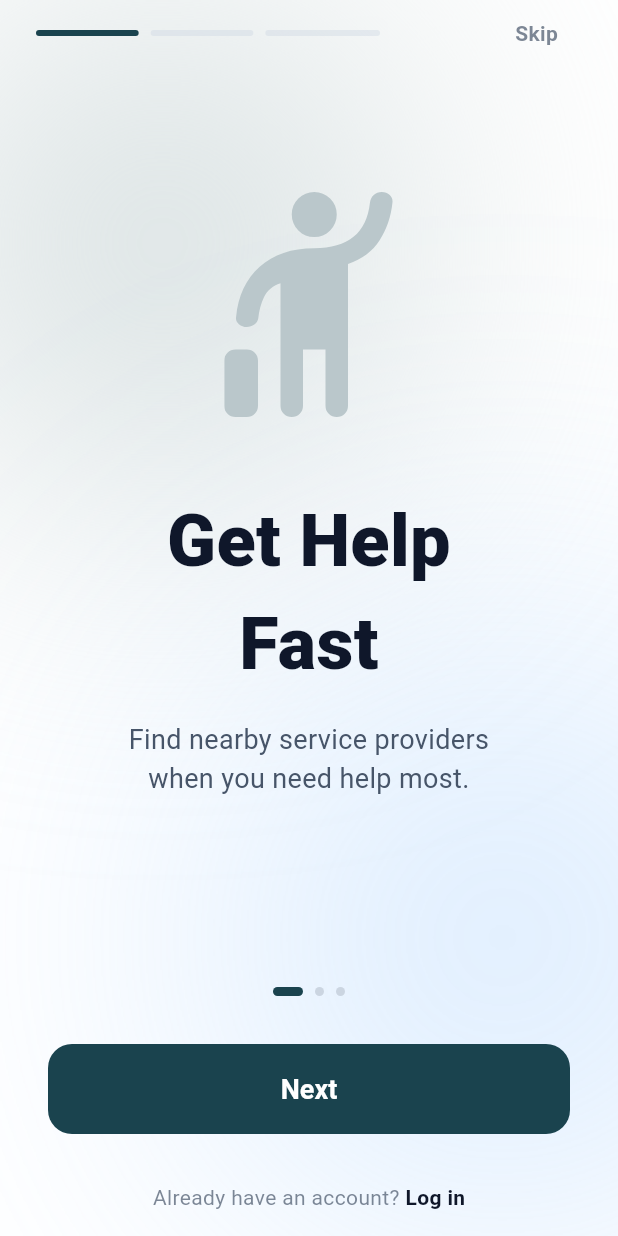
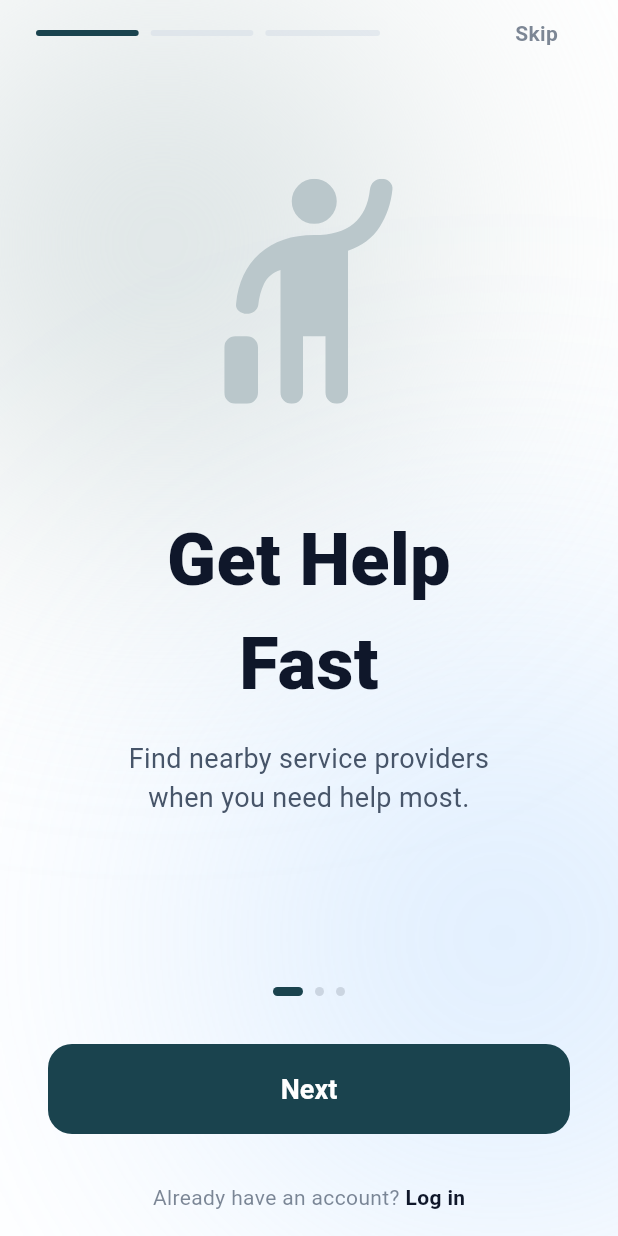
Before and after one commit to michaelomopekun/road_rescue.mobile, a Flutter app: the screen it shows after launch, on a phone screen of 412 x 824 dp. Run offline on Flutter 3.47's test engine with Material 3 defaults, Android fonts, the phone set to English and light mode, and no system bars; our stand-ins replace flutter_svg, shared_preferences.

Commit message:
Add isPayment and isHelp flags to onboarding pages; adjust layout based on flags

```diff
--- a/lib/features/onboarding/onboarding_screen.dart
+++ b/lib/features/onboarding/onboarding_screen.dart
@@ -24,6 +24,8 @@ class _OnboardingScreenState extends State<OnboardingScreen> {
       'title': 'Get Help\nFast',
       'width': 160,
       'height': 160,
+      'isPayment': false,
+      'isHelp': true,
       'description': 'Find nearby service providers\nwhen you need help most.',
     },
     {
@@ -31,6 +33,8 @@ class _OnboardingScreenState extends State<OnboardingScreen> {
       'title': 'Verified\nProviders',
       'width': 160,
       'height': 160,
+      'isPayment': false,
+      'isHelp': false,
       'description': 'Only trusted and verified service\nproviders near you',
     },
     {
@@ -38,6 +42,8 @@ class _OnboardingScreenState extends State<OnboardingScreen> {
       'title': 'Simple\nPayments',
       'width': 160,
       'height': 160,
+      'isPayment': true,
+      'isHelp': false,
       'description': 'Fast wallet payments built for\nlow network areas',
     },
   ];
@@ -108,6 +114,8 @@ class _OnboardingScreenState extends State<OnboardingScreen> {
                       width: page['width'] as int,
                       height: page['height'] as int,
                       description: page['description'] as String,
+                      isPayment: page['isPayment'] as bool,
+                      isHelp: page['isHelp'] as bool,
                     );
                   },
                 ),
--- a/lib/features/onboarding/widgets/onboarding_page.dart
+++ b/lib/features/onboarding/widgets/onboarding_page.dart
@@ -9,6 +9,8 @@ class OnboardingPage extends StatelessWidget {
   final int height;
   final String title;
   final String description;
+  final bool isPayment;
+  final bool isHelp;
 
   const OnboardingPage({
     super.key,
@@ -17,6 +19,8 @@ class OnboardingPage extends StatelessWidget {
     required this.width,
     required this.title,
     required this.description,
+    required this.isPayment,
+    required this.isHelp,
   });
 
   @override
@@ -30,6 +34,8 @@ class OnboardingPage extends StatelessWidget {
         children: [
           const Spacer(flex: 2),
 
+          if (isPayment) const SizedBox(height: 64),
+
           // SVG illustration
           SvgPicture.asset(
             svgPath,
@@ -39,7 +45,12 @@ class OnboardingPage extends StatelessWidget {
             ),
           ),
 
-          const SizedBox(height: 48),
+          if (isPayment)
+            const SizedBox(height: 68)
+          else if (isHelp)
+            const SizedBox(height: 70)
+          else
+            const SizedBox(height: 48),
 
           // Title
           Text(
```
